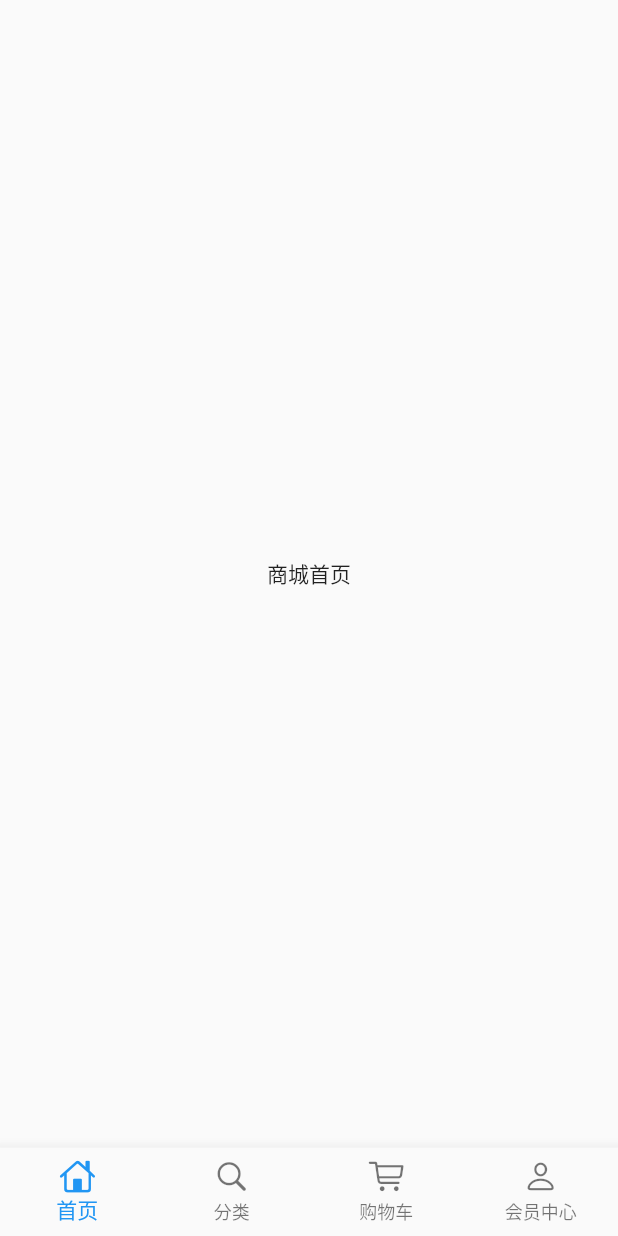
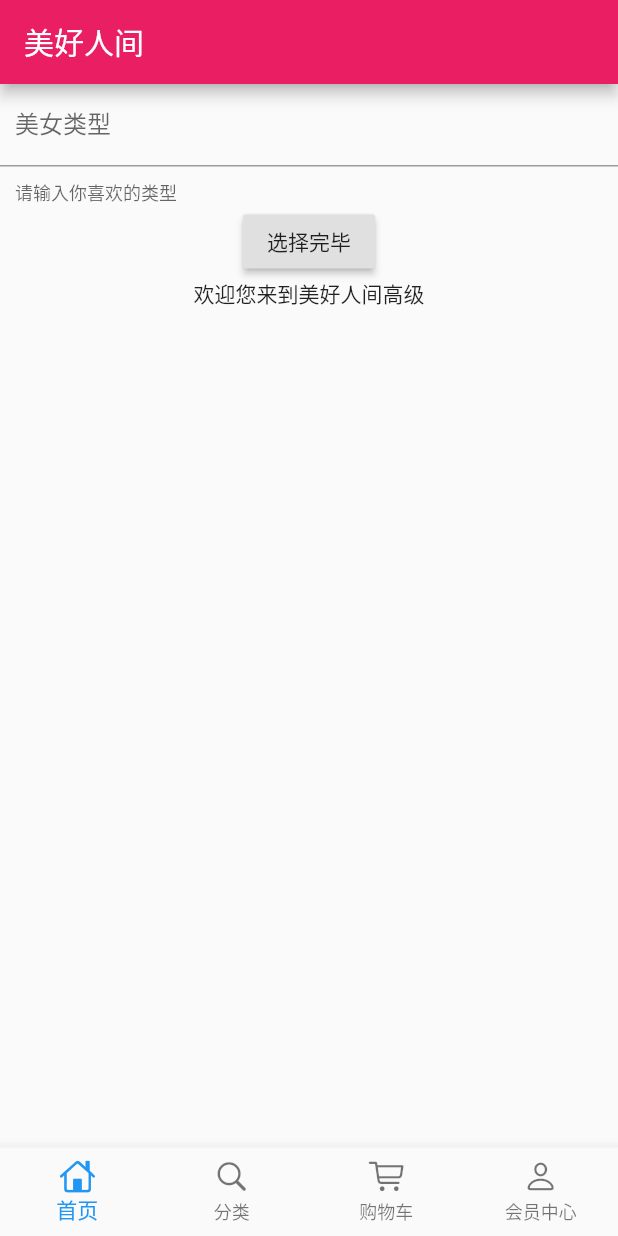
Before and after one commit to wurh/flutter_study_shop, a Flutter app: the screen it shows after launch, on a phone screen of 412 x 824 dp. Run offline on Flutter 3.47's test engine with Material 2 defaults, Android fonts, the phone set to English and light mode, and no system bars; our stand-ins replace dio.

Commit message:
【06】DIO get 请求
DIO get 请求

```diff
--- a/flutter_study_shop/lib/pages/home_page.dart
+++ b/flutter_study_shop/lib/pages/home_page.dart
@@ -1,12 +1,89 @@
 import 'package:flutter/material.dart';
+import 'package:dio/dio.dart';
+import 'package:flutter_study_shop/pages/cart_page.dart';
 
-class HomePage extends StatelessWidget {
+class HomePage extends StatefulWidget {
+  @override
+  _HomePageState createState() => _HomePageState();
+}
+
+class _HomePageState extends State<HomePage> {
+  TextEditingController typeController = TextEditingController();
+  String showText= '欢迎您来到美好人间高级';
+
+@override
+  void initState() {
+    // TODO: implement initState
+
+  }
+
   @override
   Widget build(BuildContext context) {
-    return Scaffold(
-      body: Center(
-        child: Text('商城首页'),
+    return Container(
+      child: Scaffold(
+        appBar: AppBar(
+          title: Text('美好人间'),
+        ),
+        body: Container(
+          child: Column(
+            children: <Widget>[
+              TextField(
+                controller: typeController,
+                decoration: InputDecoration(
+                  contentPadding: EdgeInsets.all(10.0),
+                  labelText: '美女类型',
+                  helperText: '请输入你喜欢的类型',
+                ),
+                autofocus: false,
+              ),
+              RaisedButton(
+                onPressed: (){
+                  _choiceAction();
+                },
+                child: Text('选择完毕'),
+              ),
+              Text(
+                showText,
+                overflow: TextOverflow.ellipsis,
+                maxLines: 1,
+              )
+            ],
+          ),
+        ),
       ),
     );
   }
+
+  void _choiceAction(){
+    print('开始选择');
+    if(typeController.text.toString() == ''){
+      showDialog(
+        context: context,
+        builder: (context)=>AlertDialog(title: Text('美女类型不能为空')),
+      );
+    }else{
+        getHttp(typeController.text.toString()).then((val){
+          setState(() {
+            showText = val['data']['name'].toString();
+          });
+        });
+    }
+  }
+
+  Future getHttp(String TypeText) async{
+    try{
+        print('来了！！！！');
+        Response response;
+        var data = {
+          'name':TypeText,
+        };
+        response = await Dio().get("http://rap2api.taobao.org/app/mock/232042/api/home_page",
+          queryParameters: data
+        );
+        print(response.data);
+        return response.data;
+    }catch(e){
+      print(e);
+    }
+  }
 }
--- a/flutter_study_shop/pubspec.yaml
+++ b/flutter_study_shop/pubspec.yaml
@@ -19,6 +19,8 @@ environment:
 dependencies:
   flutter:
     sdk: flutter
+
+  dio: ^3.0.1  #latest version
 
   # The following adds the Cupertino Icons font to your application.
   # Use with the CupertinoIcons class for iOS style icons.
```
Also changed, not shown: flutter_study_shop/pubspec.lock.
